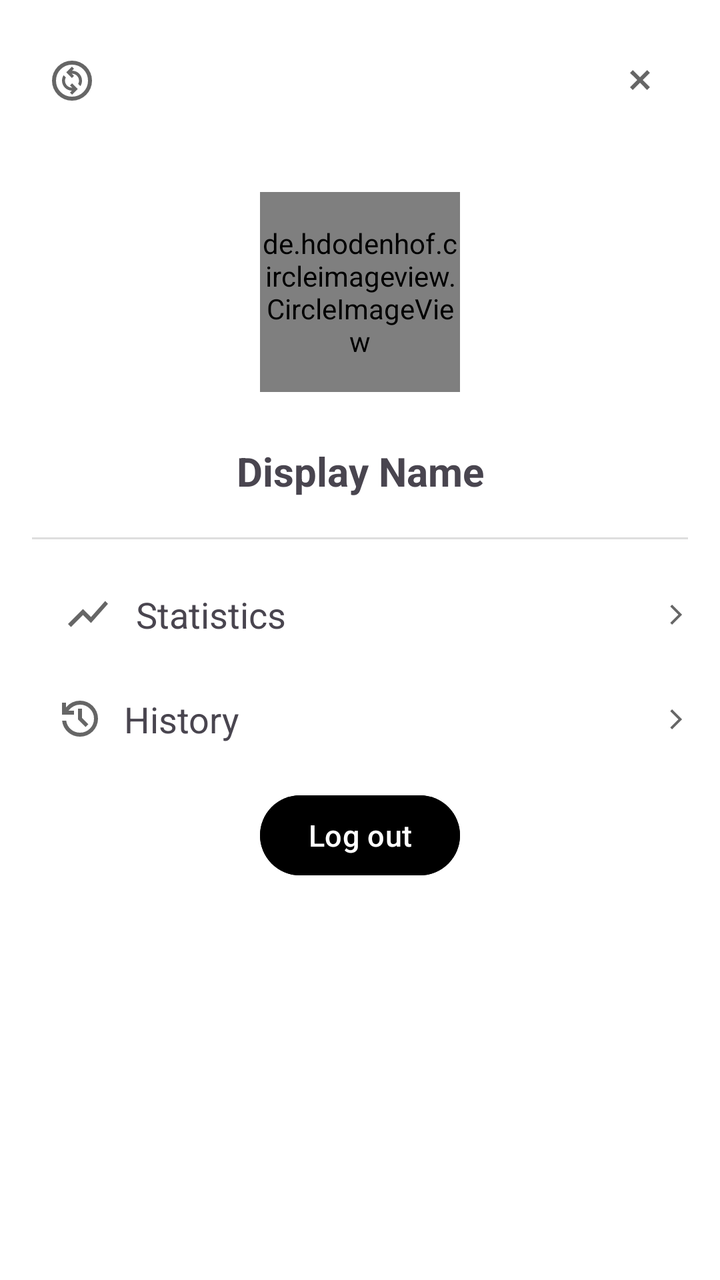
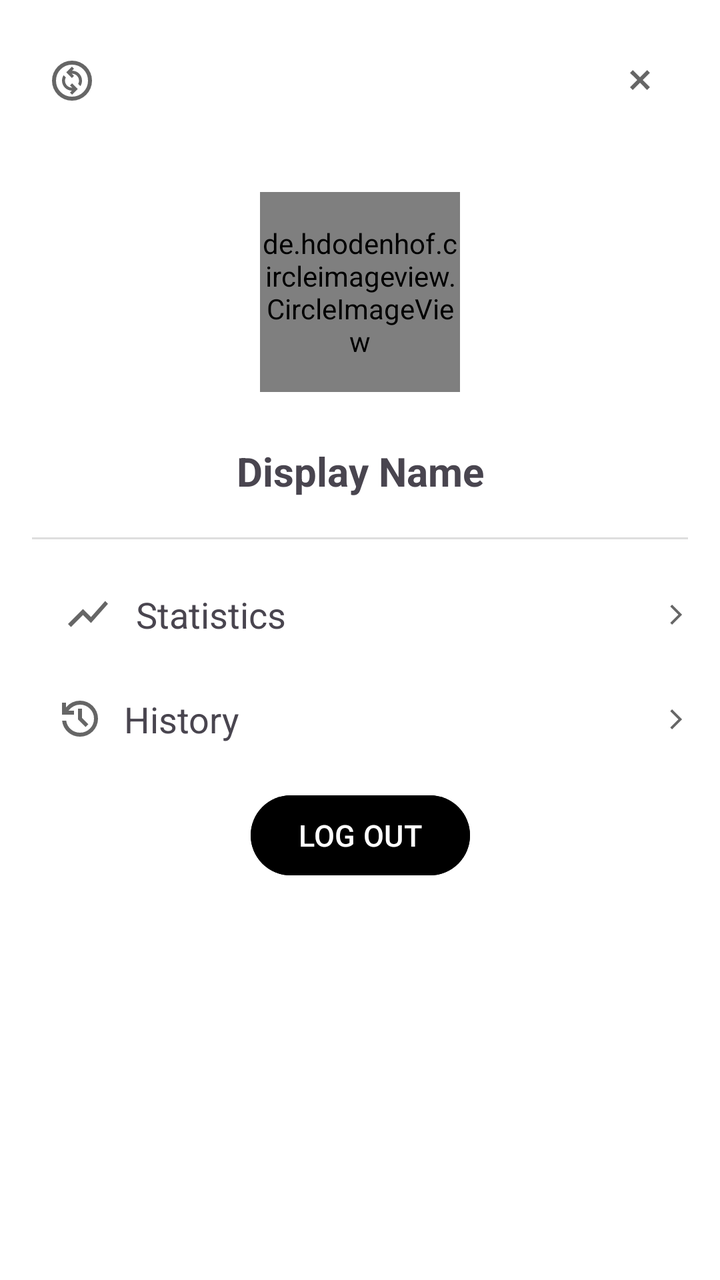

An Android layout rendered at two revisions. The XML below is the earlier revision; the diff shows what the commit changed to produce the second picture.
<!-- AndroidManifest.xml: application theme Theme.TheApp -->
<!-- res/layout/fragment_profile.xml -->
<?xml version="1.0" encoding="utf-8"?>
<androidx.constraintlayout.widget.ConstraintLayout
    xmlns:android="http://schemas.android.com/apk/res/android"
    xmlns:app="http://schemas.android.com/apk/res-auto"
    xmlns:tools="http://schemas.android.com/tools"
    android:layout_width="match_parent"
    android:layout_height="wrap_content"
    android:background="@color/nav_view"
    android:padding="16dp"
    tools:context=".ProfileFragment">

    <ImageButton
        android:id="@+id/close_profile_button"
        android:layout_width="wrap_content"
        android:layout_height="wrap_content"
        android:contentDescription="@string/close_profile"
        android:background="@android:color/transparent"
        android:padding="12dp"
        android:src="@drawable/ic_close"
        app:layout_constraintTop_toTopOf="parent"
        app:layout_constraintEnd_toEndOf="parent" />

    <LinearLayout
        android:id="@+id/change_pfp_container"
        android:layout_width="0dp"
        android:layout_height="wrap_content"
        android:orientation="horizontal"
        android:gravity="center_horizontal"
        android:padding="8dp"
        app:layout_constraintTop_toTopOf="parent"
        app:layout_constraintBottom_toBottomOf="@id/close_profile_button"
        app:layout_constraintStart_toStartOf="parent">

        <ImageView
            android:layout_width="wrap_content"
            android:layout_height="48dp"
            android:src="@drawable/ic_change"
            android:contentDescription="@string/change_pfp" />

        <Spinner
            android:id="@+id/pfpSpinner"
            android:layout_width="wrap_content"
            android:layout_height="48dp"
            android:spinnerMode="dropdown"
            android:background="@null" />
    </LinearLayout>

    <de.hdodenhof.circleimageview.CircleImageView
        android:id="@+id/profilePic"
        android:src="@drawable/mountain"
        app:civ_border_color="@color/profile_border"
        android:layout_width="100dp"
        android:layout_height="100dp"
        android:layout_marginTop="32dp"
        app:civ_border_width="2dp"
        app:layout_constraintStart_toStartOf="parent"
        app:layout_constraintEnd_toEndOf="parent"
        app:layout_constraintTop_toBottomOf="@id/close_profile_button"/>

    <TextView
        android:id="@+id/displayNameText"
        android:layout_width="wrap_content"
        android:layout_height="wrap_content"
        android:layout_marginTop="16dp"
        android:text="@string/display_name"
        android:textStyle="bold"
        android:textSize="20sp"
        android:paddingTop="10dp"
        android:paddingBottom="10dp"
        app:layout_constraintTop_toBottomOf="@id/profilePic"
        app:layout_constraintStart_toStartOf="parent"
        app:layout_constraintEnd_toEndOf="parent" />

    <View
        android:layout_width="match_parent"
        android:layout_height="1dp"
        android:background="@color/divider_color"
        app:layout_constraintTop_toBottomOf="@+id/displayNameText"
        app:layout_constraintBottom_toTopOf="@id/statistics"/>

    <TextView
        android:id="@+id/statistics"
        android:layout_width="match_parent"
        android:layout_height="wrap_content"
        android:text="@string/statistics"
        android:drawablePadding="12dp"
        android:clickable="true"
        android:focusable="true"
        android:textSize="18sp"
        android:padding="16dp"
        android:background="?attr/selectableItemBackground"
        android:layout_marginTop="20dp"
        app:drawableStartCompat="@drawable/ic_recent_progress"
        app:layout_constraintTop_toBottomOf="@id/displayNameText"
        app:layout_constraintStart_toStartOf="parent"
        app:layout_constraintEnd_toEndOf="parent" />

    <ImageView
        android:layout_width="wrap_content"
        android:layout_height="wrap_content"
        android:src="@drawable/ic_button_arrow"
        app:layout_constraintEnd_toEndOf="@id/statistics"
        app:layout_constraintTop_toTopOf="@id/statistics"
        app:layout_constraintBottom_toBottomOf="@id/statistics"/>

    <TextView
        android:id="@+id/history"
        android:layout_width="match_parent"
        android:layout_height="wrap_content"
        android:text="@string/history"
        android:drawablePadding="10dp"
        android:clickable="true"
        android:focusable="true"
        android:textSize="18sp"
        android:padding="12dp"
        android:background="?attr/selectableItemBackground"
        app:drawableStartCompat="@drawable/ic_history"
        app:layout_constraintTop_toBottomOf="@id/statistics"
        app:layout_constraintStart_toStartOf="parent"
        app:layout_constraintEnd_toEndOf="parent" />

    <ImageView
        android:layout_width="wrap_content"
        android:layout_height="wrap_content"
        android:src="@drawable/ic_button_arrow"
        app:layout_constraintEnd_toEndOf="@id/history"
        app:layout_constraintTop_toTopOf="@id/history"
        app:layout_constraintBottom_toBottomOf="@id/history"/>

    <com.google.android.material.button.MaterialButton
        android:id="@+id/log_out"
        android:layout_width="wrap_content"
        android:layout_height="wrap_content"
        android:text="@string/log_out"
        android:textSize="15sp"
        android:backgroundTint="@color/primary"
        android:textColor="@color/on_primary"
        android:layout_marginTop="10dp"
        app:layout_constraintTop_toBottomOf="@id/history"
        app:layout_constraintStart_toStartOf="parent"
        app:layout_constraintEnd_toEndOf="parent" />

</androidx.constraintlayout.widget.ConstraintLayout>
<!-- resources referenced by this layout -->
<resources>
  <color name="divider_color">#DEDEDE</color>
  <color name="nav_view">#FFFFFF</color>
  <color name="on_primary">#FFFFFF</color>
  <color name="primary">#000000</color>
  <color name="profile_border">#FF000000</color>
  <!-- drawable ic_button_arrow (drawable-anydpi) -->
  <vector xmlns:android="http://schemas.android.com/apk/res/android"
      android:width="12dp"
      android:height="12dp"
      android:viewportWidth="960"
      android:viewportHeight="960"
      android:tint="@color/primary"
      android:alpha="0.6"
      android:autoMirrored="true">
    <path
        android:fillColor="@android:color/white"
        android:pathData="M321,880L250,809L579,480L250,151L321,80L721,480L321,880Z"/>
  </vector>
  <!-- drawable ic_close (drawable-anydpi) -->
  <vector xmlns:android="http://schemas.android.com/apk/res/android"
      android:width="24dp"
      android:height="24dp"
      android:viewportWidth="960"
      android:viewportHeight="960"
      android:tint="@color/primary"
      android:alpha="0.6">
    <path
        android:fillColor="@android:color/white"
        android:pathData="M336,680L280,624L424,480L280,337L336,281L480,425L623,281L679,337L535,480L679,624L623,680L480,536L336,680Z"/>
  </vector>
  <!-- drawable ic_history (drawable-anydpi) -->
  <vector xmlns:android="http://schemas.android.com/apk/res/android"
      android:width="24dp"
      android:height="24dp"
      android:viewportWidth="960"
      android:viewportHeight="960"
      android:tint="@color/primary"
      android:alpha="0.6">
    <path
        android:fillColor="@android:color/white"
        android:pathData="M480,840Q342,840 239.5,748.5Q137,657 122,520L204,520Q218,624 296.5,692Q375,760 480,760Q597,760 678.5,678.5Q760,597 760,480Q760,363 678.5,281.5Q597,200 480,200Q411,200 351,232Q291,264 250,320L360,320L360,400L120,400L120,160L200,160L200,254Q251,190 324.5,155Q398,120 480,120Q555,120 620.5,148.5Q686,177 734.5,225.5Q783,274 811.5,339.5Q840,405 840,480Q840,555 811.5,620.5Q783,686 734.5,734.5Q686,783 620.5,811.5Q555,840 480,840ZM592,648L440,496L440,280L520,280L520,464L648,592L592,648Z"/>
  </vector>
  <!-- drawable ic_recent_progress (drawable-anydpi) -->
  <vector xmlns:android="http://schemas.android.com/apk/res/android"
      android:width="24dp"
      android:height="24dp"
      android:viewportWidth="960"
      android:viewportHeight="960"
      android:tint="@color/primary"
      android:alpha="0.6"
      android:autoMirrored="true">
    <path
        android:fillColor="@android:color/white"
        android:pathData="M140,740L80,680L380,380L540,540L824,220L880,276L540,660L380,500L140,740Z"/>
  </vector>
  <string name="change_pfp">Change Profile Picture</string>
  <string name="close_profile">Close Profile</string>
  <string name="display_name">Display Name</string>
  <string name="history">History</string>
  <string name="log_out">Log out</string>
  <string name="statistics">Statistics</string>
  <style name="Theme.TheApp" parent="Base.Theme.TheApp">
          
          <item name="android:navigationBarColor">@android:color/transparent</item>
          <item name="android:statusBarColor">@android:color/transparent</item>
          <item name="android:windowLightStatusBar">?attr/isLightTheme</item>
      </style>
  <style name="Base.Theme.TheApp" parent="Theme.Material3.DayNight.NoActionBar">
          
          
          <item name="colorSurface">@color/nav_view</item>
          <item name="colorOnBackground">@color/nav_view</item>
          <item name="android:colorBackground">@color/nav_view</item>
          <item name="colorPrimary">@color/primary</item>
          <item name="colorOnPrimary">@color/on_primary</item>
      </style>
  <!-- unchanged entries left out for length: 2 -->
</resources>

<!-- the commit's change to res/layout/fragment_profile.xml (unified diff, before → after) -->
@@ -130,7 +130,7 @@
     <com.google.android.material.button.MaterialButton
         android:id="@+id/log_out"
         android:layout_width="wrap_content"
-        android:layout_height="wrap_content"
+        android:layout_height="48dp"
         android:text="@string/log_out"
         android:textSize="15sp"
         android:backgroundTint="@color/primary"
<!-- resource entries referenced after the edit -->
@@ -59,7 +59,7 @@
   <string name="close_profile">Close Profile</string>
   <string name="display_name">Display Name</string>
   <string name="history">History</string>
-  <string name="log_out">Log out</string>
+  <string name="log_out">LOG OUT</string>
   <string name="statistics">Statistics</string>
   <style name="Theme.TheApp" parent="Base.Theme.TheApp">
           
